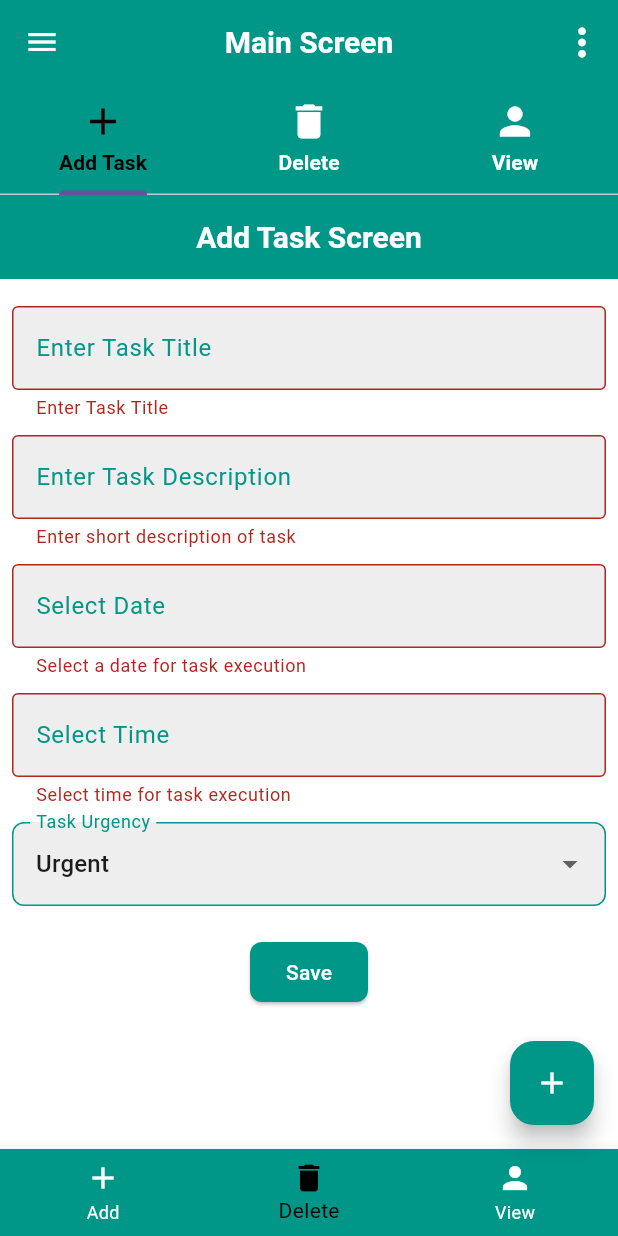
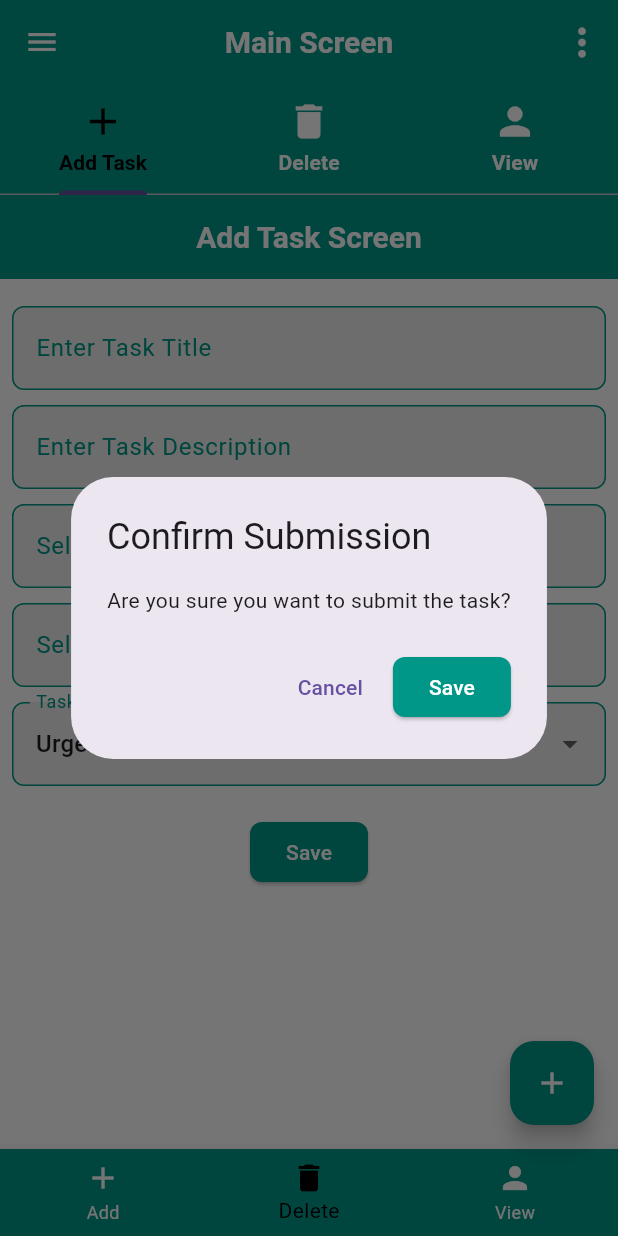
Before and after one commit to ZulfiqarAlam18/flutter_with_firebase_supabase, a Flutter app: the screen it shows after launch, after a tap on "Save", on a phone screen of 412 x 824 dp. Run offline on Flutter 3.47's test engine with Material 3 defaults, Android fonts, the phone set to English and light mode, and no system bars.

Commit message:
bit modied

```diff
--- a/lib/add_task.dart
+++ b/lib/add_task.dart
@@ -59,7 +59,7 @@ class AppState extends State<AddTaskScreen> {
           key: key,
           child: Column(
             children: [
-              SizedBox(height: 10),
+             const SizedBox(height: 10),
               TextFormField(
                 decoration: InputDecoration(
                   labelText: 'Enter Task Title',
@@ -75,7 +75,7 @@ class AppState extends State<AddTaskScreen> {
                   title = value;
                 },
               ),
-              SizedBox(height: 10),
+              const SizedBox(height: 10),
               TextFormField(
                 decoration: InputDecoration(
                   labelText: 'Enter Task Description',
@@ -91,7 +91,7 @@ class AppState extends State<AddTaskScreen> {
                   des = value;
                 },
               ),
-              SizedBox(height: 10),
+             const  SizedBox(height: 10),
 
               // Date picker field
               TextFormField(
@@ -110,7 +110,7 @@ class AppState extends State<AddTaskScreen> {
                   return null;
                 },
               ),
-              SizedBox(height: 10),
+              const SizedBox(height: 10),
 
               // Time picker field
               TextFormField(
@@ -129,14 +129,14 @@ class AppState extends State<AddTaskScreen> {
                   return null;
                 },
               ),
-              SizedBox(height: 10),
+              const SizedBox(height: 10),
 
               // DropdownButton for urgency levels
               DropdownButtonFormField<String>(
                 value: selectedItem,
-                decoration: InputDecoration(
-                  labelText: 'Task Urgency',
-                  border: OutlineInputBorder(),
+                decoration: const InputDecoration(
+                  labelText:  'Task Urgency',
+                  border:  OutlineInputBorder(),
                 ),
                 items: ['Urgent', 'Less Urgent', 'Least Urgent'].map((item) {
                   return DropdownMenuItem(
@@ -150,20 +150,52 @@ class AppState extends State<AddTaskScreen> {
                   });
                 },
               ),
-              SizedBox(height: 20),
+              const SizedBox(height: 20),
 
               // Submit button
               ElevatedButton(
                 onPressed: () {
-                  if (key.currentState!.validate()) {
-                    key.currentState!.save();
-                    ScaffoldMessenger.of(context).showSnackBar(
-                      SnackBar(content: Text('Task Added Successfully')),
-                    );
-                  }
+                  showDialog(
+                    context: context,
+                    builder: (BuildContext context) {
+                      return AlertDialog(
+                        title: const Text('Confirm Submission'),
+                        content: const Text('Are you sure you want to submit the task?'),
+                        actions: [
+                          TextButton(
+                            onPressed: () {
+                              // Dismiss the dialog (Cancel action)
+                              Navigator.of(context).pop();
+                            },
+                            child: Text('Cancel'),
+                          ),
+                          ElevatedButton(
+                            onPressed: () {
+                              // If validation is successful, save the form
+                              if (key.currentState!.validate()) {
+                                key.currentState!.save();
+
+                                // Close the dialog
+                                Navigator.of(context).pop();
+
+                                // Show snackbar message after successful submission
+                                ScaffoldMessenger.of(context).showSnackBar(
+                                  const SnackBar(content: Text('Task Added Successfully')),
+                                );
+                              }
+                            },
+                            child: Text('Save'),
+                          ),
+                        ],
+                      );
+                    },
+                  );
                 },
                 child: const Text('Save'),
               ),
+
+
+
             ],
           ),
         ),
```
